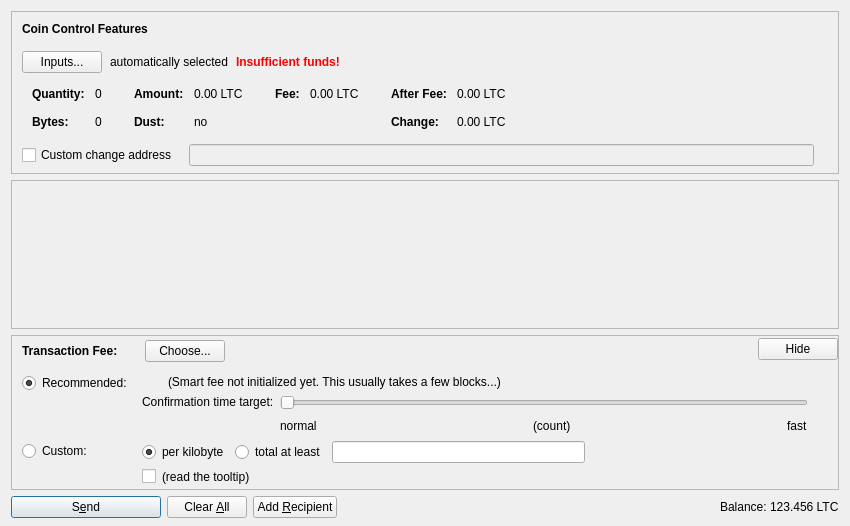
otecmichal/kryptokoruna, file src/qt/forms/sendcoinsdialog.ui: the form before one commit.
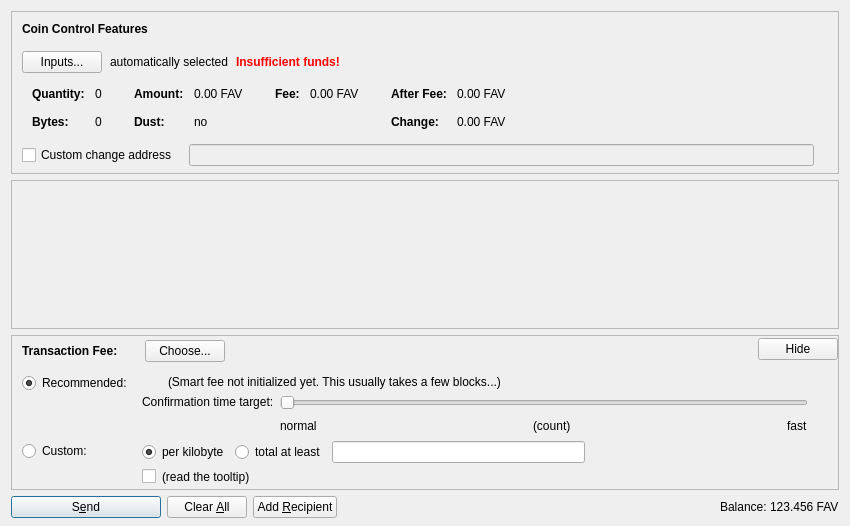
The form after the commit. Icons and pictures are not drawn. Custom widgets are drawn as their Qt base class.

What changed in the file:
```diff
--- a/src/qt/forms/sendcoinsdialog.ui
+++ b/src/qt/forms/sendcoinsdialog.ui
@@ -324,7 +324,7 @@
                   <enum>Qt::ActionsContextMenu</enum>
                  </property>
                  <property name="text">
-                  <string notr="true">0.00 LTC</string>
+                  <string notr="true">0.00 FAV</string>
                  </property>
                  <property name="textInteractionFlags">
                   <set>Qt::LinksAccessibleByMouse|Qt::TextSelectableByKeyboard|Qt::TextSelectableByMouse</set>
@@ -404,7 +404,7 @@
                   <enum>Qt::ActionsContextMenu</enum>
                  </property>
                  <property name="text">
-                  <string notr="true">0.00 LTC</string>
+                  <string notr="true">0.00 FAV</string>
                  </property>
                  <property name="textInteractionFlags">
                   <set>Qt::LinksAccessibleByMouse|Qt::TextSelectableByKeyboard|Qt::TextSelectableByMouse</set>
@@ -455,7 +455,7 @@
                   <enum>Qt::ActionsContextMenu</enum>
                  </property>
                  <property name="text">
-                  <string notr="true">0.00 LTC</string>
+                  <string notr="true">0.00 FAV</string>
                  </property>
                  <property name="textInteractionFlags">
                   <set>Qt::LinksAccessibleByMouse|Qt::TextSelectableByKeyboard|Qt::TextSelectableByMouse</set>
@@ -484,7 +484,7 @@
                   <enum>Qt::ActionsContextMenu</enum>
                  </property>
                  <property name="text">
-                  <string notr="true">0.00 LTC</string>
+                  <string notr="true">0.00 FAV</string>
                  </property>
                  <property name="textInteractionFlags">
                   <set>Qt::LinksAccessibleByMouse|Qt::TextSelectableByKeyboard|Qt::TextSelectableByMouse</set>
@@ -1290,7 +1290,7 @@
           <cursorShape>IBeamCursor</cursorShape>
          </property>
          <property name="text">
-          <string notr="true">123.456 LTC</string>
+          <string notr="true">123.456 FAV</string>
          </property>
          <property name="textInteractionFlags">
           <set>Qt::LinksAccessibleByMouse|Qt::TextSelectableByKeyboard|Qt::TextSelectableByMouse</set>
```
Left out of the diff: 4 changed lines with no effect on the pictures.
